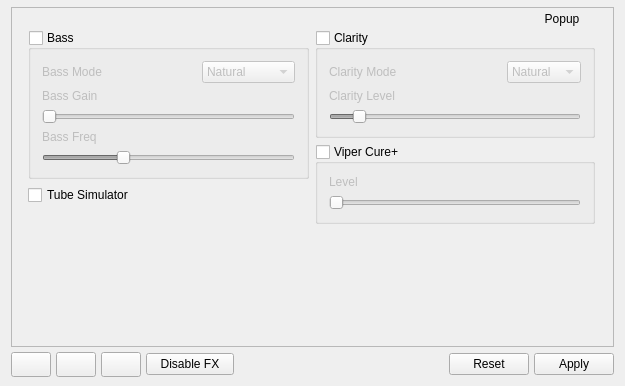
Before: the Qt Designer form viper_window.ui in Audio4Linux/Viper4Linux-GUI, drawn with Qt 5.
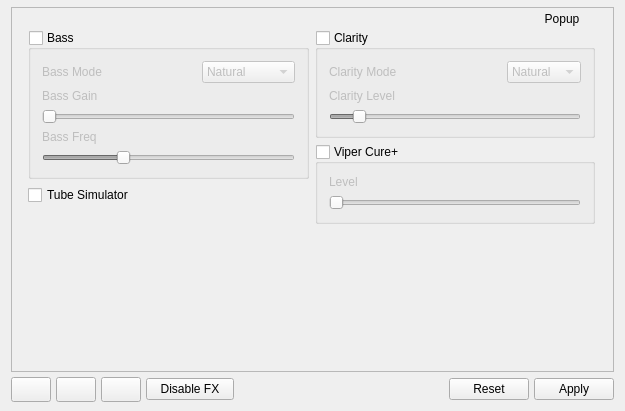
After: the same form once the commit is applied. Icons and pictures are not drawn. Custom widgets are drawn as their Qt base class.

Commit message: Bigger resizable window

Diff of the .ui file:
```diff
--- a/viper_window.ui
+++ b/viper_window.ui
@@ -7,19 +7,19 @@
     <x>0</x>
     <y>0</y>
     <width>625</width>
-    <height>386</height>
+    <height>411</height>
    </rect>
   </property>
   <property name="minimumSize">
    <size>
     <width>625</width>
-    <height>345</height>
+    <height>390</height>
    </size>
   </property>
   <property name="maximumSize">
    <size>
     <width>1000</width>
-    <height>450</height>
+    <height>600</height>
    </size>
   </property>
   <property name="windowTitle">
```
The commit also changes 2 other files.
